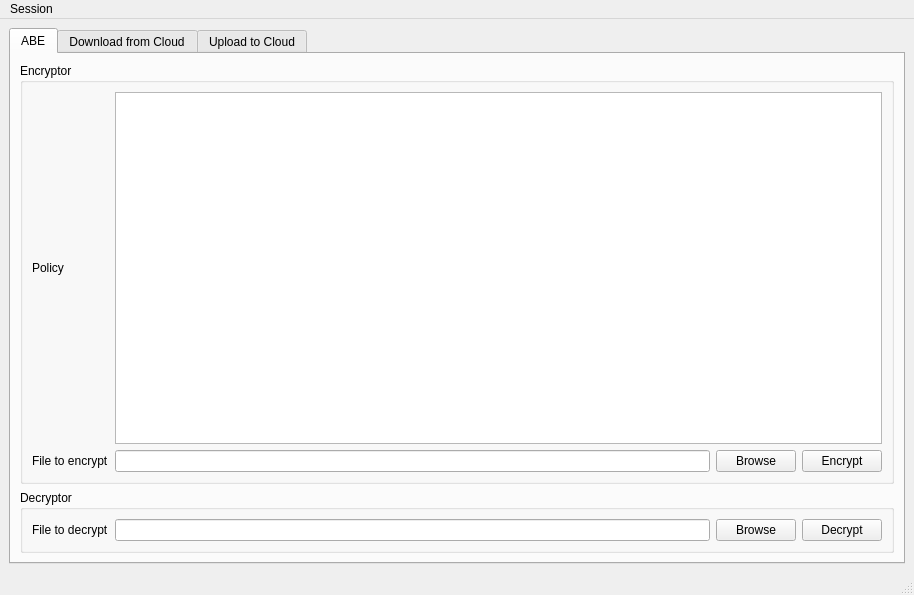
The window that client/ui/main.ui (lemauanhphong/Ciphertext-Policy-Attribute-Based-Encryption-On-Cloud-Based-Electronic-Health-Record-Storage) describes before a commit, drawn with Qt 5.
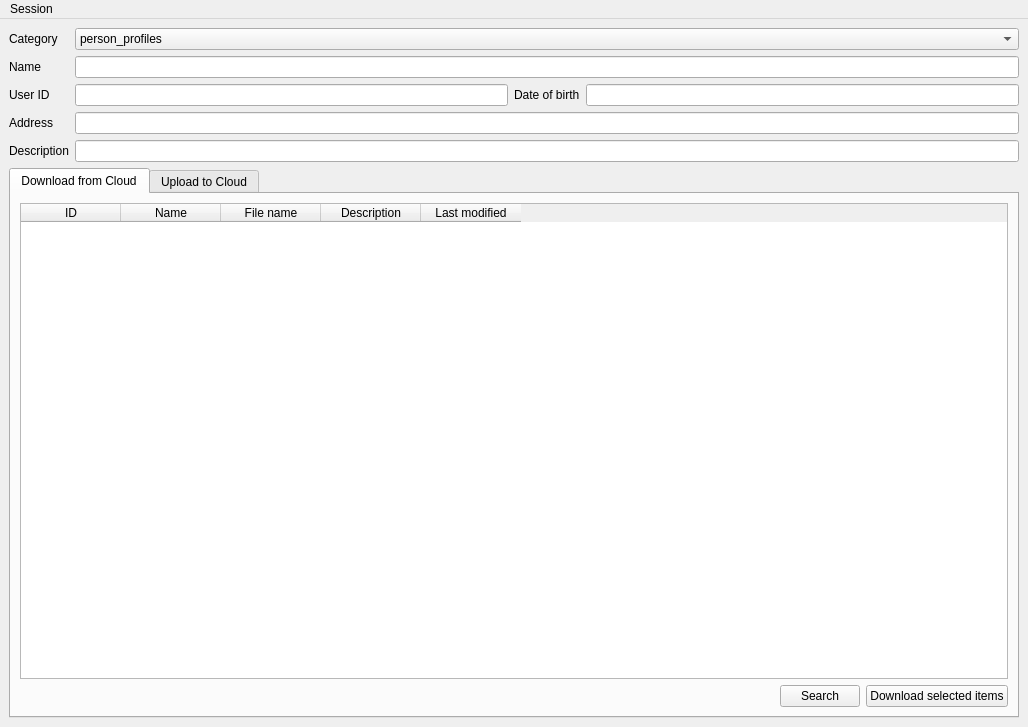
The same window after the commit.

Diff of the .ui file:
```diff
--- a/client/ui/main.ui
+++ b/client/ui/main.ui
@@ -6,128 +6,135 @@
    <rect>
     <x>0</x>
     <y>0</y>
-    <width>914</width>
-    <height>595</height>
+    <width>1028</width>
+    <height>727</height>
    </rect>
   </property>
+  <property name="sizePolicy">
+   <sizepolicy hsizetype="Preferred" vsizetype="Preferred">
+    <horstretch>0</horstretch>
+    <verstretch>0</verstretch>
+   </sizepolicy>
+  </property>
   <property name="windowTitle">
    <string>ABE Client</string>
   </property>
   <widget class="QWidget" name="centralwidget">
-   <layout class="QHBoxLayout" name="horizontalLayout">
+   <layout class="QVBoxLayout" name="verticalLayout_3">
+    <item>
+     <layout class="QGridLayout" name="gridLayout_2">
+      <item row="0" column="1">
+       <widget class="QComboBox" name="cb_table">
+        <item>
+         <property name="text">
+          <string>person_profiles</string>
+         </property>
+        </item>
+        <item>
+         <property name="text">
+          <string>health_records</string>
+         </property>
+        </item>
+        <item>
+         <property name="text">
+          <string>researches</string>
+         </property>
+        </item>
+        <item>
+         <property name="text">
+          <string>financials</string>
+         </property>
+        </item>
+       </widget>
+      </item>
+      <item row="0" column="0">
+       <widget class="QLabel" name="label_4">
+        <property name="text">
+         <string>Category</string>
+        </property>
+       </widget>
+      </item>
+      <item row="1" column="0">
+       <widget class="QLabel" name="label_6">
+        <property name="text">
+         <string>Name</string>
+        </property>
+       </widget>
+      </item>
+      <item row="3" column="1">
+       <widget class="QLineEdit" name="le_address"/>
+      </item>
+      <item row="3" column="0">
+       <widget class="QLabel" name="lbl_address">
+        <property name="text">
+         <string>Address</string>
+        </property>
+       </widget>
+      </item>
+      <item row="1" column="1">
+       <widget class="QLineEdit" name="le_name"/>
+      </item>
+      <item row="4" column="1">
+       <widget class="QLineEdit" name="le_description"/>
+      </item>
+      <item row="4" column="0">
+       <widget class="QLabel" name="lbl_description">
+        <property name="text">
+         <string>Description</string>
+        </property>
+       </widget>
+      </item>
+      <item row="2" column="0">
+       <widget class="QLabel" name="label_7">
+        <property name="text">
+         <string>User ID</string>
+        </property>
+       </widget>
+      </item>
+      <item row="2" column="1">
+       <layout class="QHBoxLayout" name="horizontalLayout">
+        <item>
+         <widget class="QLineEdit" name="le_uid"/>
+        </item>
+        <item>
+         <widget class="QLabel" name="lbl_date_of_birth">
+          <property name="text">
+           <string>Date of birth</string>
+          </property>
+         </widget>
+        </item>
+        <item>
+         <widget class="QLineEdit" name="le_date_of_birth"/>
+        </item>
+       </layout>
+      </item>
+     </layout>
+    </item>
     <item>
      <widget class="QTabWidget" name="tabWidget">
       <property name="currentIndex">
        <number>0</number>
       </property>
-      <widget class="QWidget" name="tab">
-       <attribute name="title">
-        <string>ABE</string>
-       </attribute>
-       <layout class="QVBoxLayout" name="verticalLayout">
-        <item>
-         <widget class="QGroupBox" name="groupBox">
-          <property name="title">
-           <string>Encryptor</string>
-          </property>
-          <layout class="QGridLayout" name="gridLayout">
-           <item row="0" column="2">
-            <widget class="QPlainTextEdit" name="pte_policy"/>
-           </item>
-           <item row="1" column="2">
-            <layout class="QHBoxLayout" name="horizontalLayout_2">
-             <item>
-              <widget class="QLineEdit" name="le_encrypt_file"/>
-             </item>
-             <item>
-              <widget class="QPushButton" name="btn_browse_encrypt_file">
-               <property name="text">
-                <string>Browse</string>
-               </property>
-              </widget>
-             </item>
-             <item>
-              <widget class="QPushButton" name="btn_encrypt">
-               <property name="text">
-                <string>Encrypt</string>
-               </property>
-              </widget>
-             </item>
-            </layout>
-           </item>
-           <item row="0" column="0">
-            <widget class="QLabel" name="label">
-             <property name="text">
-              <string>Policy</string>
-             </property>
-            </widget>
-           </item>
-           <item row="1" column="0">
-            <widget class="QLabel" name="label_2">
-             <property name="text">
-              <string>File to encrypt</string>
-             </property>
-            </widget>
-           </item>
-          </layout>
-         </widget>
-        </item>
-        <item>
-         <widget class="QGroupBox" name="groupBox_2">
-          <property name="title">
-           <string>Decryptor</string>
-          </property>
-          <layout class="QHBoxLayout" name="horizontalLayout_9">
-           <item>
-            <widget class="QLabel" name="label_3">
-             <property name="text">
-              <string>File to decrypt</string>
-             </property>
-            </widget>
-           </item>
-           <item>
-            <widget class="QLineEdit" name="le_decrypt_file"/>
-           </item>
-           <item>
-            <widget class="QPushButton" name="btn_browse_decrypt_file">
-             <property name="text">
-              <string>Browse</string>
-             </property>
-            </widget>
-           </item>
-           <item>
-            <widget class="QPushButton" name="btn_decrypt">
-             <property name="text">
-              <string>Decrypt</string>
-             </property>
-            </widget>
-           </item>
-          </layout>
-         </widget>
-        </item>
-       </layout>
-      </widget>
-      <widget class="QWidget" name="tab_4">
+      <widget class="QWidget" name="tab_0">
        <attribute name="title">
         <string>Download from Cloud</string>
        </attribute>
-       <layout class="QVBoxLayout" name="verticalLayout_2">
+       <layout class="QVBoxLayout" name="verticalLayout">
         <item>
-         <layout class="QHBoxLayout" name="horizontalLayout_4">
-          <item>
-           <widget class="QLineEdit" name="le_search"/>
-          </item>
-          <item>
-           <widget class="QPushButton" name="btn_search">
-            <property name="text">
-             <string>Search</string>
-            </property>
-           </widget>
-          </item>
-         </layout>
-        </item>
-        <item>
-         <widget class="QTableWidget" name="tableWidget">
+         <widget class="QTableWidget" name="tb_found_items">
+          <property name="editTriggers">
+           <set>QAbstractItemView::NoEditTriggers</set>
+          </property>
+          <column>
+           <property name="text">
+            <string>ID</string>
+           </property>
+          </column>
+          <column>
+           <property name="text">
+            <string>Name</string>
+           </property>
+          </column>
           <column>
            <property name="text">
             <string>File name</string>
@@ -135,12 +142,12 @@
           </column>
           <column>
            <property name="text">
-            <string>Author</string>
+            <string>Description</string>
            </property>
           </column>
           <column>
            <property name="text">
-            <string>Date</string>
+            <string>Last modified</string>
            </property>
           </column>
          </widget>
@@ -160,6 +167,13 @@
             </property>
            </spacer>
           </item>
+          <item>
+           <widget class="QPushButton" name="btn_search">
+            <property name="text">
+             <string>Search</string>
+            </property>
+           </widget>
+          </item>
           <item>
            <widget class="QPushButton" name="btn_download">
             <property name="text">
@@ -171,88 +185,52 @@
         </item>
        </layout>
       </widget>
-      <widget class="QWidget" name="tab_2">
+      <widget class="QWidget" name="tab_1">
        <attribute name="title">
         <string>Upload to Cloud</string>
        </attribute>
-       <layout class="QVBoxLayout" name="verticalLayout_3">
+       <layout class="QVBoxLayout" name="verticalLayout_2">
         <item>
-         <layout class="QGridLayout" name="gridLayout_2">
-          <item row="0" column="0">
-           <widget class="QLabel" name="label_4">
-            <property name="text">
-             <string>Category</string>
-            </property>
-           </widget>
-          </item>
-          <item row="0" column="1">
-           <widget class="QComboBox" name="cb_category">
-            <item>
-             <property name="text">
-              <string>Health record</string>
-             </property>
-            </item>
-            <item>
-             <property name="text">
-              <string>Profile</string>
-             </property>
-            </item>
-            <item>
-             <property name="text">
-              <string>Financial</string>
-             </property>
-            </item>
-           </widget>
-          </item>
-          <item row="1" column="0">
+         <widget class="QLabel" name="label">
+          <property name="text">
+           <string>Encryption Policy</string>
+          </property>
+         </widget>
+        </item>
+        <item>
+         <widget class="QPlainTextEdit" name="pte_policy"/>
+        </item>
+        <item>
+         <layout class="QHBoxLayout" name="horizontalLayout_3">
+          <item>
            <widget class="QLabel" name="label_5">
             <property name="text">
              <string>File to upload</string>
             </property>
            </widget>
           </item>
-          <item row="2" column="1">
-           <layout class="QHBoxLayout" name="horizontalLayout_6"/>
+          <item>
+           <widget class="QLineEdit" name="le_file_name"/>
           </item>
-          <item row="1" column="1">
-           <layout class="QHBoxLayout" name="horizontalLayout_8">
-            <item>
-             <widget class="QLineEdit" name="le_upload_file"/>
-            </item>
-            <item>
-             <widget class="QPushButton" name="btn_browse_upload_file">
-              <property name="autoFillBackground">
-               <bool>false</bool>
-              </property>
-              <property name="text">
-               <string>Browse</string>
-              </property>
-             </widget>
-            </item>
-            <item>
-             <widget class="QPushButton" name="btn_upload">
-              <property name="text">
-               <string>Upload</string>
-              </property>
-             </widget>
-            </item>
-           </layout>
+          <item>
+           <widget class="QPushButton" name="btn_browse">
+            <property name="autoFillBackground">
+             <bool>false</bool>
+            </property>
+            <property name="text">
+             <string>Browse</string>
+            </property>
+           </widget>
+          </item>
+          <item>
+           <widget class="QPushButton" name="btn_upload">
+            <property name="text">
+             <string>Upload</string>
+            </property>
+           </widget>
           </item>
          </layout>
         </item>
-        <item>
-         <spacer name="verticalSpacer">
-          <property name="orientation">
-           <enum>Qt::Vertical</enum>
-          </property>
-          <property name="sizeHint" stdset="0">
-           <size>
-            <width>20</width>
-            <height>693</height>
-           </size>
-          </property>
-         </spacer>
-        </item>
        </layout>
       </widget>
      </widget>
@@ -264,7 +242,7 @@
     <rect>
      <x>0</x>
      <y>0</y>
-     <width>914</width>
+     <width>1028</width>
      <height>24</height>
     </rect>
    </property>
@@ -272,12 +250,12 @@
     <property name="title">
      <string>Session</string>
     </property>
+    <addaction name="act_change_password"/>
     <addaction name="act_logout"/>
     <addaction name="act_quit"/>
    </widget>
    <addaction name="menuSession"/>
   </widget>
-  <widget class="QStatusBar" name="statusbar"/>
   <action name="act_login">
    <property name="text">
     <string>Login</string>
@@ -293,6 +271,11 @@
     <string>Quit</string>
    </property>
   </action>
+  <action name="act_change_password">
+   <property name="text">
+    <string>Change password</string>
+   </property>
+  </action>
  </widget>
  <resources/>
  <connections/>
```
